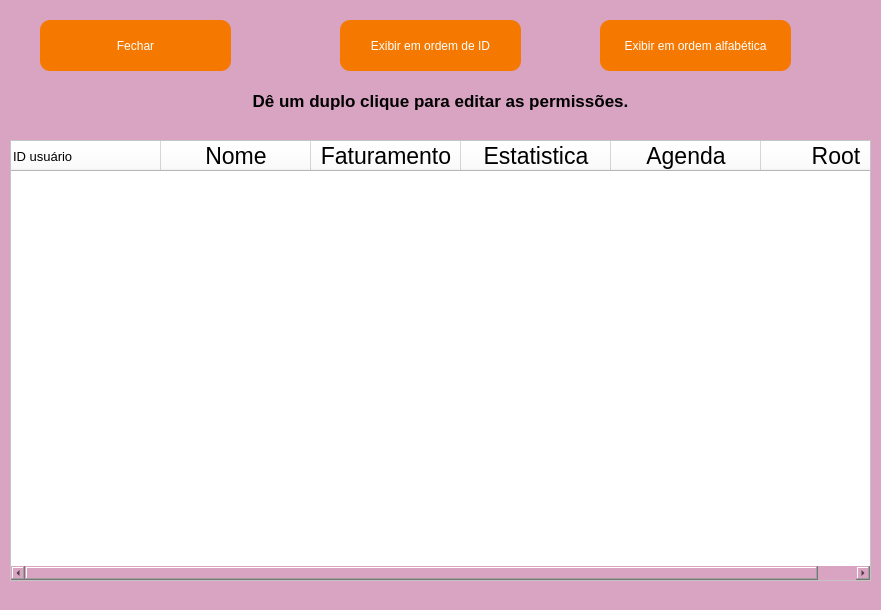
First picture: the form in telas_duda/manutencao_usuarios.ui, repository JVwolfart/PROJETO-SALAO-JOVEM-PROGRAMADOR, before the edit.
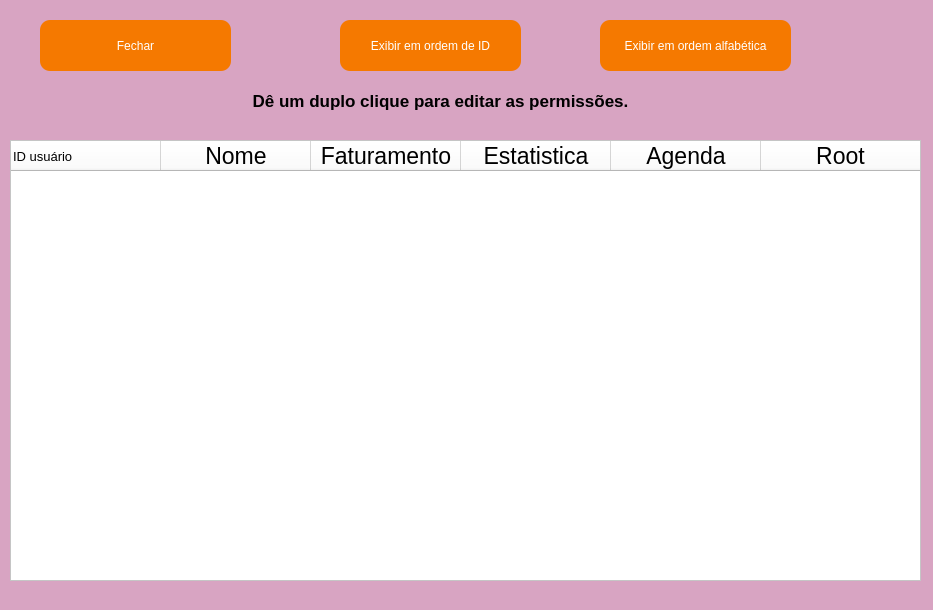
Second picture: the form after the edit.

Diff of the .ui file:
```diff
--- a/telas_duda/manutencao_usuarios.ui
+++ b/telas_duda/manutencao_usuarios.ui
@@ -12,7 +12,7 @@
    <rect>
     <x>0</x>
     <y>0</y>
-    <width>881</width>
+    <width>933</width>
     <height>610</height>
    </rect>
   </property>
@@ -64,7 +64,7 @@
      <rect>
       <x>10</x>
       <y>140</y>
-      <width>861</width>
+      <width>911</width>
       <height>441</height>
      </rect>
     </property>
```
